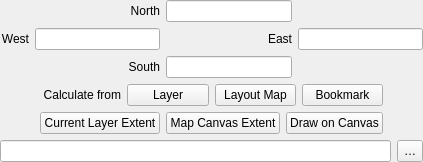
This is src/ui/qgsextentgroupboxwidget.ui in qgis/QGIS as Qt 5 draws it before an edit. The edited form follows.
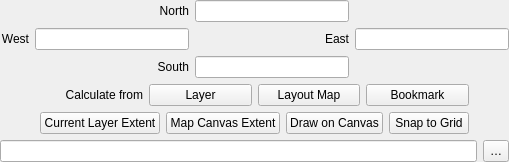
This is the edited form. Custom widgets are drawn as their Qt base class.

Commit message: fixes design and structure

Patch:
```diff
--- a/src/ui/qgsextentgroupboxwidget.ui
+++ b/src/ui/qgsextentgroupboxwidget.ui
@@ -234,6 +234,28 @@
              </property>
             </widget>
            </item>
+           <item>
+            <widget class="QPushButton" name="mSnapToGridButton">
+             <property name="sizePolicy">
+              <sizepolicy hsizetype="Minimum" vsizetype="Minimum">
+               <horstretch>0</horstretch>
+               <verstretch>0</verstretch>
+              </sizepolicy>
+             </property>
+             <property name="text">
+              <string>Snap to Grid</string>
+             </property>
+             <property name="toolTip">
+              <string>Snap extent to raster grid (disabled)</string>
+             </property>
+             <property name="checkable">
+              <bool>true</bool>
+             </property>
+             <property name="checked">
+              <bool>false</bool>
+             </property>
+            </widget>
+           </item>
           </layout>
          </item>
         </layout>
```
The commit also changes 4 other files.
